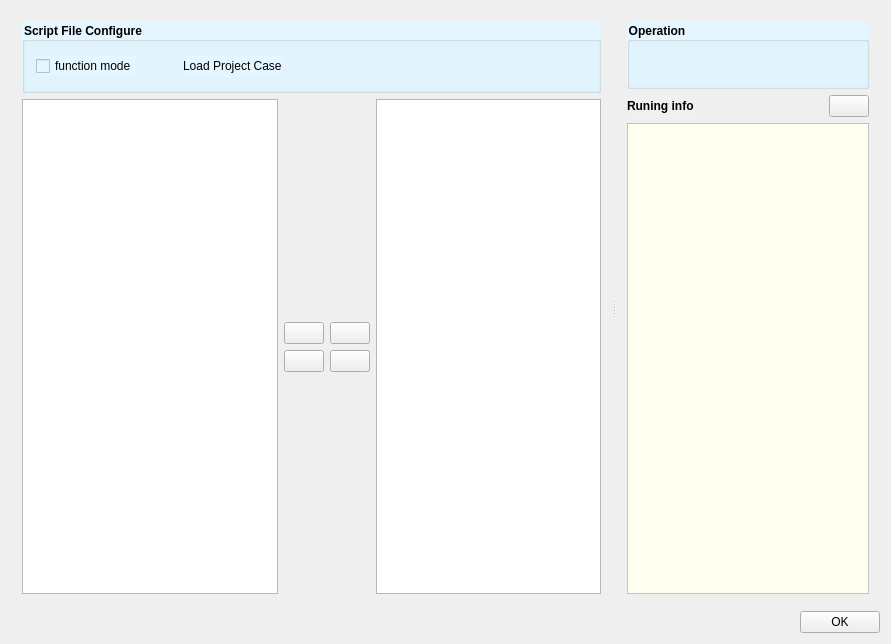
Before: the Qt Designer form RTA/CaseScriptConfigure.ui in pengjianaixue/DotNetCallNativePythonMethod, drawn with Qt 5.
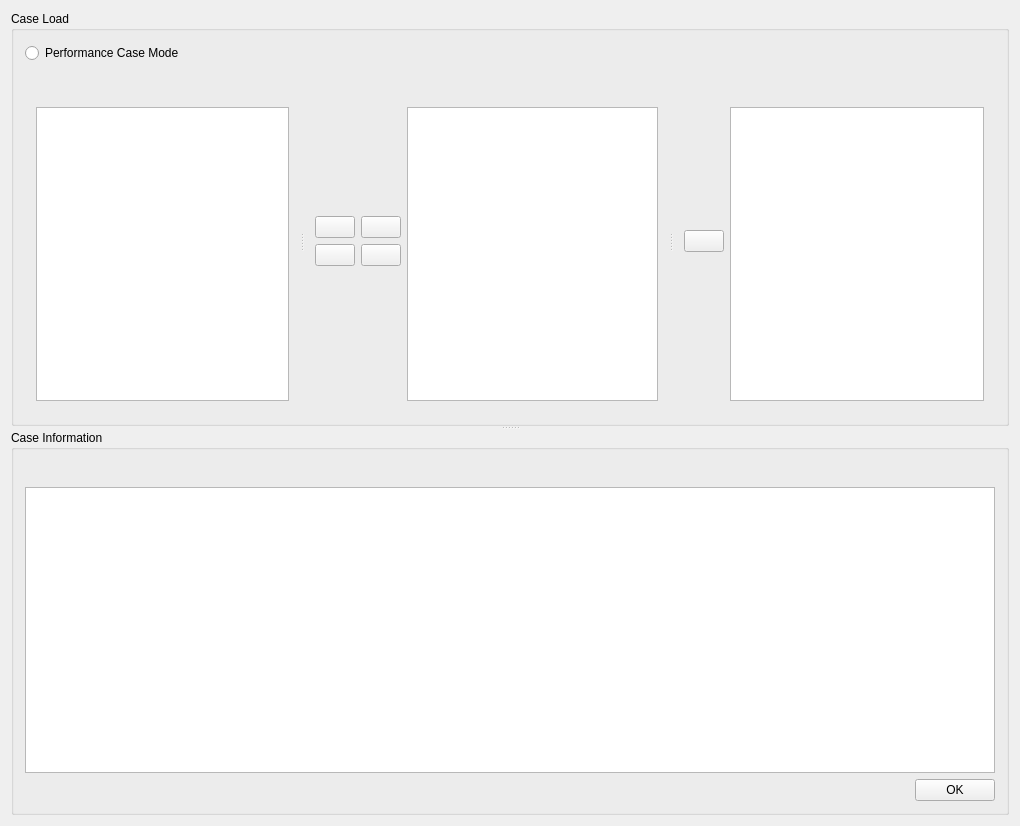
After: the same form once the commit is applied. Icons and pictures are not drawn.

Commit message: change the case configure form

```diff
--- a/RTA/CaseScriptConfigure.ui
+++ b/RTA/CaseScriptConfigure.ui
@@ -6,92 +6,47 @@
    <rect>
     <x>0</x>
     <y>0</y>
-    <width>891</width>
-    <height>644</height>
+    <width>1020</width>
+    <height>826</height>
    </rect>
   </property>
   <property name="windowTitle">
-   <string>Run Script Configure</string>
+   <string>Case  Configure</string>
   </property>
-  <layout class="QGridLayout" name="gridLayout">
-   <item row="0" column="0">
-    <layout class="QVBoxLayout" name="verticalLayout_5">
+  <layout class="QVBoxLayout" name="verticalLayout_9">
      <item>
-      <widget class="QSplitter" name="top_splitter">
-       <property name="sizePolicy">
-        <sizepolicy hsizetype="Expanding" vsizetype="Expanding">
-         <horstretch>0</horstretch>
-         <verstretch>0</verstretch>
-        </sizepolicy>
-       </property>
+    <widget class="QSplitter" name="splitter_loadandinfor">
        <property name="orientation">
-        <enum>Qt::Horizontal</enum>
-       </property>
-       <widget class="QWidget" name="layoutWidget">
-        <layout class="QVBoxLayout" name="verticalLayout_4" stretch="1,7">
-         <item>
-          <widget class="QGroupBox" name="groupBox_2">
-           <property name="sizePolicy">
-            <sizepolicy hsizetype="Preferred" vsizetype="Preferred">
-             <horstretch>0</horstretch>
-             <verstretch>1</verstretch>
-            </sizepolicy>
-           </property>
-           <property name="font">
-            <font>
-             <pointsize>9</pointsize>
-             <weight>75</weight>
-             <bold>true</bold>
-            </font>
-           </property>
-           <property name="styleSheet">
-            <string notr="true">background-color: rgb(228, 246, 255);</string>
-           </property>
+      <enum>Qt::Vertical</enum>
+     </property>
+     <widget class="QGroupBox" name="groupBox">
            <property name="title">
-            <string>Script File Configure</string>
-           </property>
-           <layout class="QGridLayout" name="gridLayout_2">
-            <item row="0" column="0">
-             <layout class="QHBoxLayout" name="horizontalLayout">
+       <string>Case Load</string>
+      </property>
+      <layout class="QVBoxLayout" name="verticalLayout_10">
               <item>
-               <widget class="QCheckBox" name="checkBox">
-                <property name="styleSheet">
-                 <string notr="true">font: 75 12pt &quot;Arial&quot;;</string>
-                </property>
-                <property name="text">
-                 <string>function mode</string>
-                </property>
-               </widget>
-              </item>
+        <layout class="QVBoxLayout" name="verticalLayout_8" stretch="1,9">
               <item>
-               <spacer name="horizontalSpacer_5">
-                <property name="orientation">
-                 <enum>Qt::Horizontal</enum>
-                </property>
-                <property name="sizeType">
-                 <enum>QSizePolicy::Preferred</enum>
-                </property>
-                <property name="sizeHint" stdset="0">
-                 <size>
-                  <width>40</width>
-                  <height>20</height>
-                 </size>
-                </property>
-               </spacer>
-              </item>
+          <layout class="QHBoxLayout" name="horizontalLayout_8" stretch="0,0,0">
               <item>
-               <widget class="QLabel" name="label">
+            <widget class="QRadioButton" name="radioButton_PerformanceMode">
                 <property name="styleSheet">
-                 <string notr="true">font: 75 12pt &quot;Arial&quot;;
-</string>
+              <string notr="true">font: 75 10pt &quot;Microsoft YaHei&quot;;</string>
                 </property>
                 <property name="text">
-                 <string>Load Project Case</string>
+              <string>Performance Case Mode</string>
+             </property>
+             <property name="icon">
+              <iconset resource="Resource.qrc">
+               <normaloff>:/RTA/PyRunner/Resources/performance.png</normaloff>:/RTA/PyRunner/Resources/performance.png</iconset>
                 </property>
                </widget>
               </item>
               <item>
                <widget class="QPushButton" name="pushButton_LoadCaseList">
+             <property name="whatsThis">
+              <string>&lt;html&gt;&lt;head/&gt;&lt;body&gt;&lt;p&gt;Load or refresh the case list&lt;/p&gt;&lt;/body&gt;&lt;/html&gt;</string>
+             </property>
                 <property name="styleSheet">
                  <string notr="true">selection-background-color: rgb(0, 170, 127);
 selection-color: rgb(31, 95, 95);
@@ -109,7 +64,7 @@
                 </property>
                 <property name="icon">
                  <iconset resource="Resource.qrc">
-                  <normaloff>:/RTA/PyRunner/Resources/load.png</normaloff>:/RTA/PyRunner/Resources/load.png</iconset>
+               <normaloff>:/RTA/PyRunner/Resources/reload.png</normaloff>:/RTA/PyRunner/Resources/reload.png</iconset>
                 </property>
                 <property name="iconSize">
                  <size>
@@ -123,7 +78,72 @@
                </widget>
               </item>
               <item>
-               <spacer name="horizontalSpacer_4">
+            <spacer name="horizontalSpacer_2">
+             <property name="orientation">
+              <enum>Qt::Horizontal</enum>
+             </property>
+             <property name="sizeHint" stdset="0">
+              <size>
+               <width>40</width>
+               <height>20</height>
+              </size>
+             </property>
+            </spacer>
+           </item>
+          </layout>
+         </item>
+         <item>
+          <widget class="QSplitter" name="splitter_2">
+           <property name="orientation">
+            <enum>Qt::Horizontal</enum>
+           </property>
+           <widget class="QSplitter" name="splitter">
+            <property name="orientation">
+             <enum>Qt::Horizontal</enum>
+            </property>
+            <widget class="QWidget" name="layoutWidget">
+             <layout class="QVBoxLayout" name="verticalLayout_3">
+              <item>
+               <layout class="QHBoxLayout" name="horizontalLayout_3">
+                <item>
+                 <widget class="QLabel" name="label_case_tree">
+                  <property name="sizePolicy">
+                   <sizepolicy hsizetype="Minimum" vsizetype="Minimum">
+                    <horstretch>0</horstretch>
+                    <verstretch>0</verstretch>
+                   </sizepolicy>
+                  </property>
+                  <property name="minimumSize">
+                   <size>
+                    <width>20</width>
+                    <height>20</height>
+                   </size>
+                  </property>
+                  <property name="whatsThis">
+                   <string>Case  File Group Form</string>
+                  </property>
+                  <property name="styleSheet">
+                   <string notr="true">image: url(:/RTA/PyRunner/Resources/testcase-group.png);</string>
+                  </property>
+                  <property name="text">
+                   <string/>
+                  </property>
+                 </widget>
+                </item>
+                <item>
+                 <spacer name="horizontalSpacer_CaseFileGroup">
+                  <property name="sizePolicy">
+                   <sizepolicy hsizetype="Expanding" vsizetype="Minimum">
+                    <horstretch>0</horstretch>
+                    <verstretch>0</verstretch>
+                   </sizepolicy>
+                  </property>
+                  <property name="minimumSize">
+                   <size>
+                    <width>30</width>
+                    <height>0</height>
+                   </size>
+                  </property>
                 <property name="orientation">
                  <enum>Qt::Horizontal</enum>
                 </property>
@@ -132,19 +152,14 @@
                 </property>
                 <property name="sizeHint" stdset="0">
                  <size>
-                  <width>40</width>
-                  <height>20</height>
+                    <width>188</width>
+                    <height>27</height>
                  </size>
                 </property>
                </spacer>
               </item>
              </layout>
             </item>
-           </layout>
-          </widget>
-         </item>
-         <item>
-          <layout class="QHBoxLayout" name="HLayout_Caselist" stretch="0,1,20">
            <item>
             <widget class="QTreeView" name="CaseFile_treeView">
              <property name="sizePolicy">
@@ -153,10 +168,20 @@
                <verstretch>5</verstretch>
               </sizepolicy>
              </property>
-            </widget>
-           </item>
+                <property name="minimumSize">
+                 <size>
+                  <width>30</width>
+                  <height>0</height>
+                 </size>
+                </property>
+               </widget>
+              </item>
+             </layout>
+            </widget>
+            <widget class="QWidget" name="">
+             <layout class="QHBoxLayout" name="horizontalLayout_11">
            <item>
-            <layout class="QVBoxLayout" name="verticalLayout_3">
+               <layout class="QVBoxLayout" name="verticalLayout">
              <item>
               <spacer name="verticalSpacer_2">
                <property name="orientation">
@@ -171,7 +196,7 @@
               </spacer>
              </item>
              <item>
-              <layout class="QHBoxLayout" name="horizontalLayout_7">
+                 <layout class="QHBoxLayout" name="horizontalLayout_5">
                <item>
                 <widget class="QPushButton" name="pushButton">
                  <property name="text">
@@ -203,7 +228,7 @@
               </layout>
              </item>
              <item>
-              <layout class="QHBoxLayout" name="horizontalLayout_8">
+                 <layout class="QHBoxLayout" name="horizontalLayout_6">
                <item>
                 <widget class="QPushButton" name="pushButton_3">
                  <property name="text">
@@ -211,7 +236,7 @@
                  </property>
                  <property name="icon">
                   <iconset resource="Resource.qrc">
-                   <normaloff>:/RTA/PyRunner/Resources/left(3).png</normaloff>:/RTA/PyRunner/Resources/left(3).png</iconset>
+                      <normaloff>:/RTA/PyRunner/Resources/leftArr.png</normaloff>:/RTA/PyRunner/Resources/leftArr.png</iconset>
                  </property>
                 </widget>
                </item>
@@ -222,7 +247,7 @@
                  </property>
                  <property name="icon">
                   <iconset resource="Resource.qrc">
-                   <normaloff>:/RTA/PyRunner/Resources/right(6).png</normaloff>:/RTA/PyRunner/Resources/right(6).png</iconset>
+                      <normaloff>:/RTA/PyRunner/Resources/rightArr.png</normaloff>:/RTA/PyRunner/Resources/rightArr.png</iconset>
                  </property>
                 </widget>
                </item>
@@ -244,155 +269,210 @@
             </layout>
            </item>
            <item>
-            <widget class="QListView" name="Case_exce_listView"/>
-           </item>
-          </layout>
-         </item>
-        </layout>
-       </widget>
-       <widget class="QWidget" name="layoutWidget">
-        <layout class="QVBoxLayout" name="verticalLayout_2" stretch="0,0">
+               <layout class="QVBoxLayout" name="verticalLayout_2">
+                <item>
+                 <layout class="QHBoxLayout" name="horizontalLayout">
+                  <item>
+                   <widget class="QLabel" name="label_caseList">
+                    <property name="sizePolicy">
+                     <sizepolicy hsizetype="Minimum" vsizetype="Minimum">
+                      <horstretch>0</horstretch>
+                      <verstretch>0</verstretch>
+                     </sizepolicy>
+                    </property>
+                    <property name="minimumSize">
+                     <size>
+                      <width>20</width>
+                      <height>20</height>
+                     </size>
+                    </property>
+                    <property name="whatsThis">
+                     <string>Case List Form</string>
+                    </property>
+                    <property name="styleSheet">
+                     <string notr="true">image: url(:/RTA/PyRunner/Resources/case-list.png);</string>
+                    </property>
+                    <property name="text">
+                     <string/>
+                    </property>
+                   </widget>
+                  </item>
+                  <item>
+                   <spacer name="horizontalSpacer_CaseSelectList">
+                    <property name="orientation">
+                     <enum>Qt::Horizontal</enum>
+                    </property>
+                    <property name="sizeHint" stdset="0">
+                     <size>
+                      <width>188</width>
+                      <height>20</height>
+                     </size>
+                    </property>
+                   </spacer>
+                  </item>
+                 </layout>
+                </item>
+                <item>
+                 <widget class="QTreeView" name="Case_exce_treeView"/>
+                </item>
+               </layout>
+              </item>
+             </layout>
+            </widget>
+           </widget>
+           <widget class="QWidget" name="">
+            <layout class="QHBoxLayout" name="horizontalLayout_12">
          <item>
-          <widget class="QGroupBox" name="groupBox">
+              <layout class="QVBoxLayout" name="verticalLayout_7">
+               <item>
+                <spacer name="verticalSpacer_3">
+                 <property name="orientation">
+                  <enum>Qt::Vertical</enum>
+                 </property>
+                 <property name="sizeHint" stdset="0">
+                  <size>
+                   <width>20</width>
+                   <height>40</height>
+                  </size>
+                 </property>
+                </spacer>
+               </item>
+               <item>
+                <layout class="QHBoxLayout" name="horizontalLayout_9"/>
+               </item>
+               <item>
+                <layout class="QHBoxLayout" name="horizontalLayout_10">
+                 <item>
+                  <widget class="QPushButton" name="pushButton_8">
+                   <property name="text">
+                    <string/>
+                   </property>
+                   <property name="icon">
+                    <iconset resource="Resource.qrc">
+                     <normaloff>:/RTA/PyRunner/Resources/rightArr.png</normaloff>:/RTA/PyRunner/Resources/rightArr.png</iconset>
+                   </property>
+                  </widget>
+                 </item>
+                </layout>
+               </item>
+               <item>
+                <spacer name="verticalSpacer_4">
+                 <property name="orientation">
+                  <enum>Qt::Vertical</enum>
+                 </property>
+                 <property name="sizeHint" stdset="0">
+                  <size>
+                   <width>20</width>
+                   <height>40</height>
+                  </size>
+                 </property>
+                </spacer>
+               </item>
+              </layout>
+             </item>
+             <item>
+              <layout class="QVBoxLayout" name="verticalLayout_4">
+               <item>
+                <layout class="QHBoxLayout" name="horizontalLayout_7">
+                 <item>
+                  <widget class="QLabel" name="label_caseList_2">
            <property name="sizePolicy">
-            <sizepolicy hsizetype="Expanding" vsizetype="Fixed">
+                    <sizepolicy hsizetype="Minimum" vsizetype="Minimum">
              <horstretch>0</horstretch>
              <verstretch>0</verstretch>
             </sizepolicy>
            </property>
            <property name="minimumSize">
             <size>
-             <width>131</width>
-             <height>61</height>
-            </size>
-           </property>
-           <property name="font">
-            <font>
-             <weight>75</weight>
-             <bold>true</bold>
-            </font>
+                     <width>20</width>
+                     <height>20</height>
+                    </size>
+                   </property>
+                   <property name="whatsThis">
+                    <string>Case Execute  Group Item List</string>
            </property>
            <property name="styleSheet">
-            <string notr="true">background-color: rgb(228, 246, 255);</string>
-           </property>
+                    <string notr="true">image: url(:/RTA/PyRunner/Resources/ExecList.png);</string>
+                   </property>
+                   <property name="text">
+                    <string/>
+                   </property>
+                  </widget>
+                 </item>
+                 <item>
+                  <spacer name="horizontalSpacer_CaseExecList">
+                   <property name="orientation">
+                    <enum>Qt::Horizontal</enum>
+                   </property>
+                   <property name="sizeHint" stdset="0">
+                    <size>
+                     <width>188</width>
+                     <height>20</height>
+                    </size>
+                   </property>
+                  </spacer>
+                 </item>
+                </layout>
+               </item>
+               <item>
+                <widget class="QListView" name="listView_Exec_list"/>
+               </item>
+              </layout>
+             </item>
+            </layout>
+           </widget>
+          </widget>
+         </item>
+        </layout>
+       </item>
+      </layout>
+     </widget>
+     <widget class="QGroupBox" name="groupBox_2">
            <property name="title">
-            <string>Operation</string>
-           </property>
-           <layout class="QHBoxLayout" name="horizontalLayout_6">
+       <string>Case Information</string>
+      </property>
+      <layout class="QVBoxLayout" name="verticalLayout_6">
             <item>
-             <layout class="QHBoxLayout" name="horizontalLayout_5">
+        <layout class="QVBoxLayout" name="verticalLayout_5">
               <item>
                <layout class="QHBoxLayout" name="horizontalLayout_4">
                 <item>
-                 <widget class="QPushButton" name="pushButton_run">
+            <widget class="QLabel" name="label_case_detail">
                   <property name="sizePolicy">
-                   <sizepolicy hsizetype="Fixed" vsizetype="Fixed">
+              <sizepolicy hsizetype="Fixed" vsizetype="Preferred">
                     <horstretch>0</horstretch>
                     <verstretch>0</verstretch>
                    </sizepolicy>
                   </property>
-                  <property name="styleSheet">
-                   <string notr="true">background-color: rgba(255, 255, 255, 0);</string>
-                  </property>
-                  <property name="text">
-                   <string/>
-                  </property>
-                  <property name="icon">
-                   <iconset resource="Resource.qrc">
-                    <normaloff>:/RTA/PyRunner/Resources/start.png</normaloff>:/RTA/PyRunner/Resources/start.png</iconset>
-                  </property>
-                  <property name="iconSize">
+             <property name="minimumSize">
                    <size>
-                    <width>32</width>
-                    <height>32</height>
-                   </size>
-                  </property>
-                  <property name="shortcut">
-                   <string>F5</string>
-                  </property>
-                  <property name="autoRepeat">
-                   <bool>false</bool>
-                  </property>
-                  <property name="flat">
-                   <bool>true</bool>
-                  </property>
-                 </widget>
-                </item>
-                <item>
-                 <widget class="QPushButton" name="pushButton_stop">
-                  <property name="sizePolicy">
-                   <sizepolicy hsizetype="Fixed" vsizetype="Fixed">
-                    <horstretch>0</horstretch>
-                    <verstretch>0</verstretch>
-                   </sizepolicy>
-                  </property>
+               <width>50</width>
+               <height>0</height>
+              </size>
+             </property>
                   <property name="styleSheet">
-                   <string notr="true"/>
+              <string notr="true">image: url(:/RTA/PyRunner/Resources/detail-info.png);
+</string>
                   </property>
                   <property name="text">
                    <string/>
                   </property>
-                  <property name="icon">
-                   <iconset resource="Resource.qrc">
-                    <normaloff>:/RTA/PyRunner/Resources/stop.png</normaloff>:/RTA/PyRunner/Resources/stop.png</iconset>
-                  </property>
-                  <property name="iconSize">
-                   <size>
-                    <width>32</width>
-                    <height>32</height>
-                   </size>
-                  </property>
-                  <property name="shortcut">
-                   <string>Alt+F5</string>
-                  </property>
-                  <property name="autoRepeat">
+             <property name="textFormat">
+              <enum>Qt::PlainText</enum>
+             </property>
+             <property name="wordWrap">
                    <bool>false</bool>
                   </property>
-                  <property name="flat">
-                   <bool>true</bool>
-                  </property>
                  </widget>
                 </item>
                 <item>
-                 <widget class="QPushButton" name="pushButton_reload">
-                  <property name="sizePolicy">
-                   <sizepolicy hsizetype="Fixed" vsizetype="Fixed">
-                    <horstretch>0</horstretch>
-                    <verstretch>0</verstretch>
-                   </sizepolicy>
-                  </property>
-                  <property name="styleSheet">
-                   <string notr="true"/>
-                  </property>
-                  <property name="text">
-                   <string/>
-                  </property>
-                  <property name="icon">
-                   <iconset resource="Resource.qrc">
-                    <normaloff>:/RTA/PyRunner/Resources/reload.png</normaloff>:/RTA/PyRunner/Resources/reload.png</iconset>
-                  </property>
-                  <property name="iconSize">
-                   <size>
-                    <width>32</width>
-                    <height>32</height>
-                   </size>
-                  </property>
-                  <property name="autoRepeat">
-                   <bool>false</bool>
-                  </property>
-                  <property name="flat">
-                   <bool>true</bool>
-                  </property>
-                 </widget>
-                </item>
-                <item>
-                 <spacer name="horizontalSpacer_3">
+            <spacer name="horizontalSpacer_5">
                   <property name="orientation">
                    <enum>Qt::Horizontal</enum>
                   </property>
                   <property name="sizeHint" stdset="0">
                    <size>
-                    <width>40</width>
+               <width>438</width>
                     <height>20</height>
                    </size>
                   </property>
@@ -400,79 +480,8 @@
                 </item>
                </layout>
               </item>
-             </layout>
-            </item>
-           </layout>
-          </widget>
-         </item>
          <item>
-          <layout class="QVBoxLayout" name="verticalLayout">
-           <item>
-            <layout class="QHBoxLayout" name="horizontalLayout_3">
-             <item>
-              <widget class="QLabel" name="label_infodisp">
-               <property name="font">
-                <font>
-                 <pointsize>9</pointsize>
-                 <weight>75</weight>
-                 <bold>true</bold>
-                </font>
-               </property>
-               <property name="styleSheet">
-                <string notr="true">background-color: rgb(240, 240, 240);</string>
-               </property>
-               <property name="text">
-                <string>Runing info </string>
-               </property>
-              </widget>
-             </item>
-             <item>
-              <spacer name="horizontalSpacer_2">
-               <property name="orientation">
-                <enum>Qt::Horizontal</enum>
-               </property>
-               <property name="sizeHint" stdset="0">
-                <size>
-                 <width>58</width>
-                 <height>20</height>
-                </size>
-               </property>
-              </spacer>
-             </item>
-             <item>
-              <widget class="QPushButton" name="pushButton_reset">
-               <property name="sizePolicy">
-                <sizepolicy hsizetype="Preferred" vsizetype="Preferred">
-                 <horstretch>0</horstretch>
-                 <verstretch>0</verstretch>
-                </sizepolicy>
-               </property>
-               <property name="styleSheet">
-                <string notr="true"/>
-               </property>
-               <property name="text">
-                <string/>
-               </property>
-               <property name="icon">
-                <iconset resource="Resource.qrc">
-                 <normaloff>:/RTA/PyRunner/Resources/clean up.png</normaloff>:/RTA/PyRunner/Resources/clean up.png</iconset>
-               </property>
-              </widget>
-             </item>
-            </layout>
-           </item>
-           <item>
-            <widget class="QTextBrowser" name="TB_RunInfodisp">
-             <property name="styleSheet">
-              <string notr="true">background-color: rgb(255, 255, 240);</string>
-             </property>
-            </widget>
-           </item>
-          </layout>
-         </item>
-        </layout>
-       </widget>
-      </widget>
+          <widget class="QTextBrowser" name="case_detail_info_textBrowser"/>
      </item>
      <item>
       <layout class="QHBoxLayout" name="horizontalLayout_2">
@@ -502,6 +511,10 @@
       </layout>
      </item>
     </layout>
+       </item>
+      </layout>
+     </widget>
+    </widget>
    </item>
   </layout>
   <action name="action_AddToExeCutionList">
```
Lines whose indentation alone changed are shown as unchanged. The commit also changes 25 other files.
